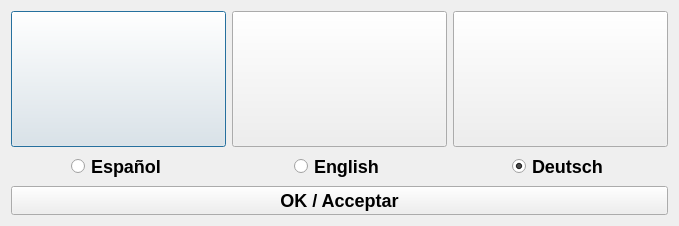
This is src/languagechooser.ui in dannagle/PacketSender as Qt 5 draws it before an edit. The edited form follows.
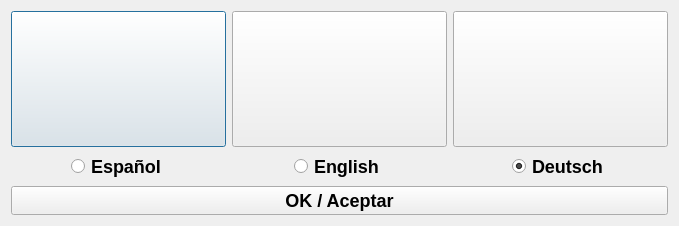
This is the edited form. Icons and pictures are not drawn.

```diff
--- a/src/languagechooser.ui
+++ b/src/languagechooser.ui
@@ -131,7 +131,7 @@
         <string notr="true">font: bold;font-size: 18px;</string>
        </property>
        <property name="text">
-        <string>OK / Acceptar</string>
+        <string>OK / Aceptar</string>
        </property>
       </widget>
      </item>
```
